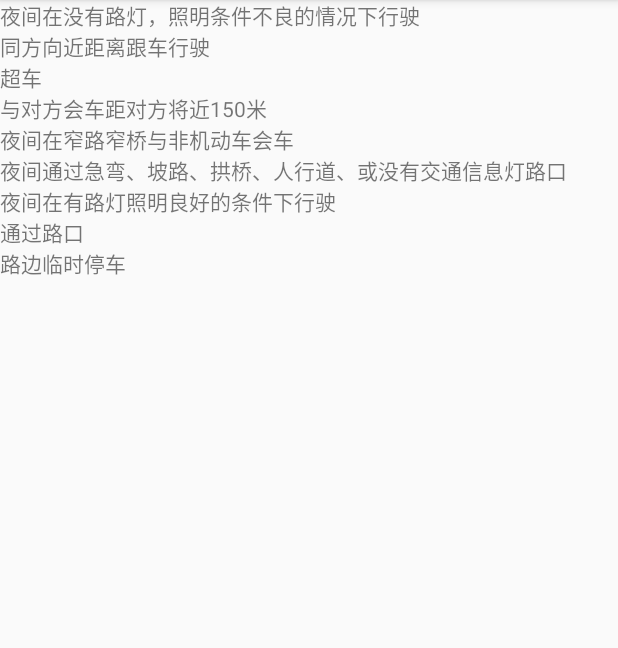
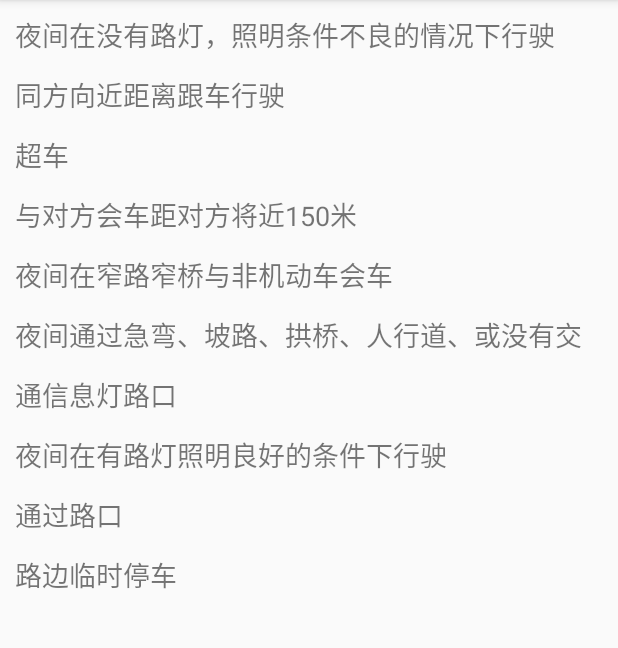
Before and after one commit to wangaijun/TestLighting, an Android app: the PrintQuestionActivity screen opened directly, with no data from a screen before it, on a phone screen of 412 x 824 dp, the part 84-732 px from its top. Run offline under Robolectric (Android 15) with nearby library versions, the phone set to English and light mode, and no system bars.

Commit message:
指定行间距

```diff
--- a/app/src/main/res/layout/activity_print_question.xml
+++ b/app/src/main/res/layout/activity_print_question.xml
@@ -5,8 +5,13 @@
         xmlns:app="http://schemas.android.com/apk/res-auto"
         android:layout_width="match_parent"
         android:layout_height="match_parent"
-        tools:context=".PrintQuestionActivity">
+        tools:context=".PrintQuestionActivity"
+        android:padding="10dp"
+>
     <TextView
             android:id="@+id/tv"
-            android:layout_width="match_parent" android:layout_height="wrap_content"/>
+            android:layout_width="match_parent" android:layout_height="wrap_content"
+            android:textSize="18dp"
+            android:lineSpacingMultiplier="1.5"
+    />
 </ScrollView>
```
